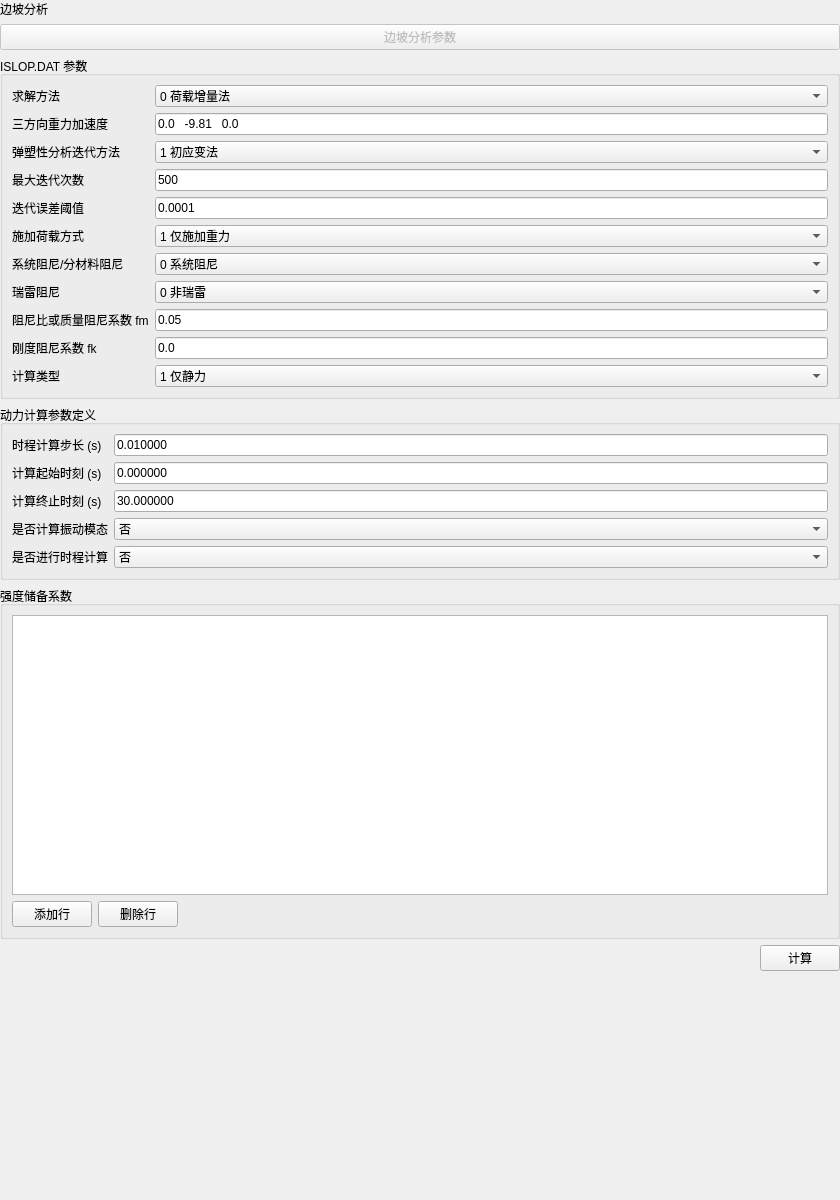
The window that plugins/Base_Slover/SlopeStabilityWidget.ui (asd977/base_cae) describes before a commit, drawn with Qt 5.
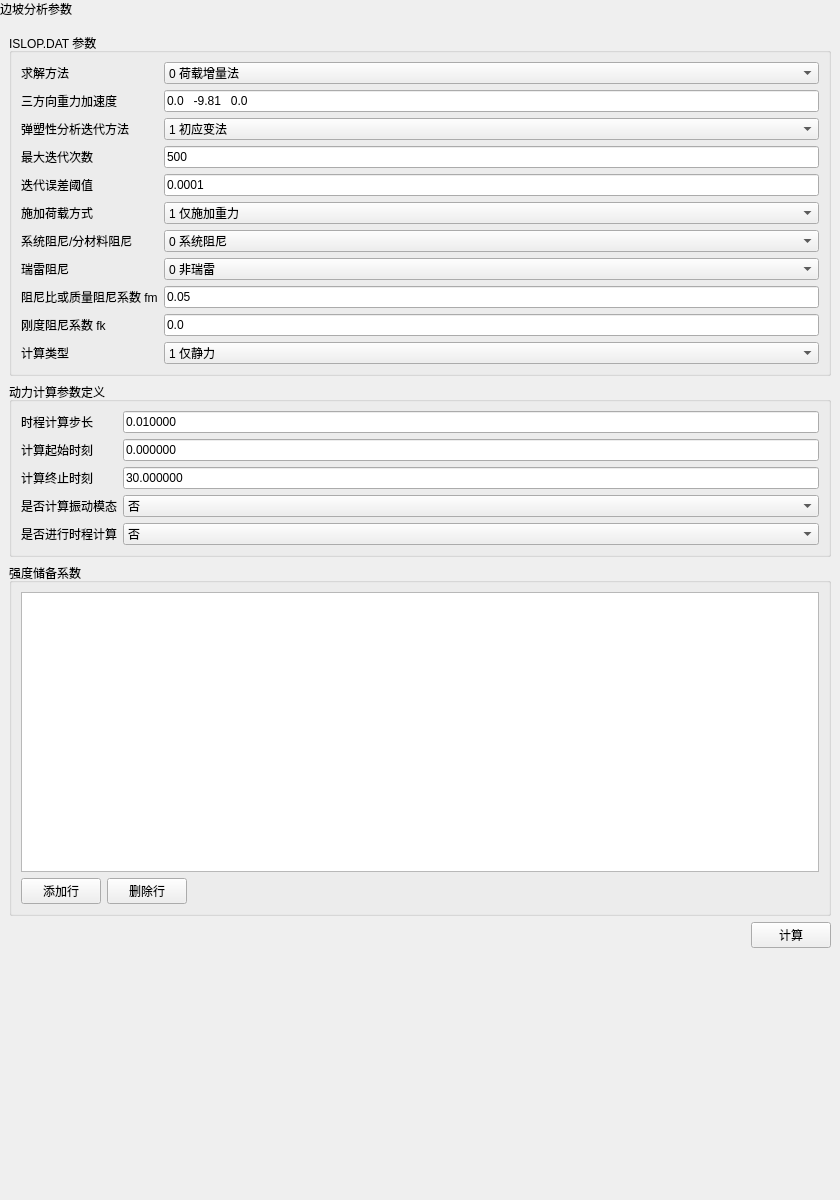
The same window after the commit.

```diff
--- a/plugins/Base_Slover/SlopeStabilityWidget.ui
+++ b/plugins/Base_Slover/SlopeStabilityWidget.ui
@@ -14,77 +14,605 @@
    <string>边坡分析</string>
   </property>
   <layout class="QVBoxLayout" name="verticalLayout">
-   <property name="leftMargin"><number>0</number></property>
-   <property name="topMargin"><number>0</number></property>
-   <property name="rightMargin"><number>0</number></property>
-   <property name="bottomMargin"><number>0</number></property>
-   <item><widget class="QLabel" name="pageNameLabel"><property name="text"><string>边坡分析</string></property></widget></item>
-   <item><widget class="QPushButton" name="sectionTitleButton"><property name="enabled"><bool>false</bool></property><property name="text"><string>边坡分析参数</string></property></widget></item>
+   <property name="leftMargin">
+    <number>0</number>
+   </property>
+   <property name="topMargin">
+    <number>0</number>
+   </property>
+   <property name="rightMargin">
+    <number>0</number>
+   </property>
+   <property name="bottomMargin">
+    <number>0</number>
+   </property>
    <item>
-    <widget class="QGroupBox" name="islopGroup">
-     <property name="title"><string>ISLOP.DAT 参数</string></property>
-     <layout class="QFormLayout" name="formLayout">
-      <item row="2" column="0"><widget class="QLabel" name="label3"><property name="text"><string>求解方法</string></property></widget></item>
-      <item row="2" column="1"><widget class="QComboBox" name="line3Combo"><item><property name="text"><string>0 荷载增量法</string></property></item><item><property name="text"><string>1 强度储备法(降C)</string></property></item><item><property name="text"><string>2 强度储备法(降F)</string></property></item><item><property name="text"><string>3 强度储备法(同时降C/F)</string></property></item><item><property name="text"><string>4 强度储备法(同时降E/C/F)</string></property></item></widget></item>
-      <item row="3" column="0"><widget class="QLabel" name="label4"><property name="text"><string>三方向重力加速度</string></property></widget></item>
-      <item row="3" column="1"><widget class="QLineEdit" name="line4Edit"><property name="text"><string>0.0   -9.81   0.0</string></property></widget></item>
-      <item row="4" column="0"><widget class="QLabel" name="label5"><property name="text"><string>弹塑性分析迭代方法</string></property></widget></item>
-      <item row="4" column="1"><widget class="QComboBox" name="line5Combo"><item><property name="text"><string>1 初应变法</string></property></item><item><property name="text"><string>2 初应力法</string></property></item><item><property name="text"><string>3 变刚度法</string></property></item></widget></item>
-      <item row="5" column="0"><widget class="QLabel" name="label6"><property name="text"><string>最大迭代次数</string></property></widget></item>
-      <item row="5" column="1"><widget class="QLineEdit" name="line6Edit"><property name="text"><string>500</string></property></widget></item>
-      <item row="6" column="0"><widget class="QLabel" name="label7"><property name="text"><string>迭代误差阈值</string></property></widget></item>
-      <item row="6" column="1"><widget class="QLineEdit" name="line7Edit"><property name="text"><string>0.0001</string></property></widget></item>
-      <item row="7" column="0"><widget class="QLabel" name="label8"><property name="text"><string>施加荷载方式</string></property></widget></item>
-      <item row="7" column="1"><widget class="QComboBox" name="line8Combo"><item><property name="text"><string>1 仅施加重力</string></property></item><item><property name="text"><string>2 按 IIWL.DAT 施加</string></property></item></widget></item>
-      <item row="14" column="0"><widget class="QLabel" name="label15"><property name="text"><string>系统阻尼/分材料阻尼</string></property></widget></item>
-      <item row="14" column="1"><widget class="QComboBox" name="line15Combo"><item><property name="text"><string>0 系统阻尼</string></property></item><item><property name="text"><string>1 分材料阻尼</string></property></item></widget></item>
-      <item row="15" column="0"><widget class="QLabel" name="label16"><property name="text"><string>瑞雷阻尼</string></property></widget></item>
-      <item row="15" column="1"><widget class="QComboBox" name="line16Combo"><item><property name="text"><string>0 非瑞雷</string></property></item><item><property name="text"><string>1 瑞雷</string></property></item></widget></item>
-      <item row="16" column="0"><widget class="QLabel" name="label17"><property name="text"><string>阻尼比或质量阻尼系数 fm</string></property></widget></item>
-      <item row="16" column="1"><widget class="QLineEdit" name="line17Edit"><property name="text"><string>0.05</string></property></widget></item>
-      <item row="17" column="0"><widget class="QLabel" name="label18"><property name="text"><string>刚度阻尼系数 fk</string></property></widget></item>
-      <item row="17" column="1"><widget class="QLineEdit" name="line18Edit"><property name="text"><string>0.0</string></property></widget></item>
-      <item row="18" column="0"><widget class="QLabel" name="label19"><property name="text"><string>计算类型</string></property></widget></item>
-      <item row="18" column="1"><widget class="QComboBox" name="line19Combo"><item><property name="text"><string>1 仅静力</string></property></item><item><property name="text"><string>2 仅动力</string></property></item><item><property name="text"><string>3 静力+动力</string></property></item></widget></item>
-     </layout>
+    <widget class="QLabel" name="pageHeaderLabel">
+     <property name="sizePolicy">
+      <sizepolicy hsizetype="Preferred" vsizetype="Fixed">
+       <horstretch>0</horstretch>
+       <verstretch>0</verstretch>
+      </sizepolicy>
+     </property>
+     <property name="text">
+      <string>边坡分析参数</string>
+     </property>
     </widget>
    </item>
    <item>
-    <widget class="QGroupBox" name="dynamicGroup">
-     <property name="title"><string>动力计算参数定义</string></property>
-     <layout class="QFormLayout" name="dynamicForm">
-      <item row="1" column="0"><widget class="QLabel" name="d2"><property name="text"><string>时程计算步长 (s)</string></property></widget></item>
-      <item row="1" column="1"><widget class="QLineEdit" name="dtEdit"><property name="text"><string>0.010000</string></property></widget></item>
-      <item row="2" column="0"><widget class="QLabel" name="d3"><property name="text"><string>计算起始时刻 (s)</string></property></widget></item>
-      <item row="2" column="1"><widget class="QLineEdit" name="tstaEdit"><property name="text"><string>0.000000</string></property></widget></item>
-      <item row="3" column="0"><widget class="QLabel" name="d4"><property name="text"><string>计算终止时刻 (s)</string></property></widget></item>
-      <item row="3" column="1"><widget class="QLineEdit" name="tendEdit"><property name="text"><string>30.000000</string></property></widget></item>
-      <item row="4" column="0"><widget class="QLabel" name="d5"><property name="text"><string>是否计算振动模态</string></property></widget></item>
-      <item row="4" column="1"><widget class="QComboBox" name="ifModeCombo"><item><property name="text"><string>否</string></property></item><item><property name="text"><string>是</string></property></item></widget></item>
-      <item row="5" column="0"><widget class="QLabel" name="d6"><property name="text"><string>是否进行时程计算</string></property></widget></item>
-      <item row="5" column="1"><widget class="QComboBox" name="ifWaveCombo"><item><property name="text"><string>否</string></property></item><item><property name="text"><string>是</string></property></item></widget></item>
-     </layout>
-    </widget>
-   </item>
-   <item>
-    <widget class="QGroupBox" name="reserveGroup">
-     <property name="title"><string>强度储备系数</string></property>
-     <layout class="QVBoxLayout" name="reserveLayout">
-      <item><widget class="QTableWidget" name="strengthReserveTable"><property name="minimumSize"><size><width>0</width><height>280</height></size></property></widget></item>
-      <item>
-       <layout class="QHBoxLayout" name="reserveBtnLayout">
-        <item><widget class="QPushButton" name="addReserveRowBtn"><property name="text"><string>添加行</string></property></widget></item>
-        <item><widget class="QPushButton" name="removeReserveRowBtn"><property name="text"><string>删除行</string></property></widget></item>
-        <item><spacer name="reserveBtnSpacer"><property name="orientation"><enum>Qt::Horizontal</enum></property><property name="sizeHint" stdset="0"><size><width>40</width><height>20</height></size></property></spacer></item>
+    <layout class="QVBoxLayout" name="contentLayout">
+     <property name="leftMargin">
+      <number>9</number>
+     </property>
+     <property name="topMargin">
+      <number>9</number>
+     </property>
+     <property name="rightMargin">
+      <number>9</number>
+     </property>
+     <property name="bottomMargin">
+      <number>9</number>
+     </property>
+     <property name="spacing">
+      <number>6</number>
+     </property>
+     <item>
+      <widget class="QGroupBox" name="islopGroup">
+       <property name="title">
+        <string>ISLOP.DAT 参数</string>
+       </property>
+       <layout class="QFormLayout" name="formLayout">
+        <item row="2" column="0">
+         <widget class="QLabel" name="label3">
+          <property name="text">
+           <string>求解方法</string>
+          </property>
+          <property name="wordWrap">
+           <bool>false</bool>
+          </property>
+         </widget>
+        </item>
+        <item row="2" column="1">
+         <widget class="QComboBox" name="line3Combo">
+          <item>
+           <property name="text">
+            <string>0 荷载增量法</string>
+           </property>
+          </item>
+          <item>
+           <property name="text">
+            <string>1 强度储备法(降C)</string>
+           </property>
+          </item>
+          <item>
+           <property name="text">
+            <string>2 强度储备法(降F)</string>
+           </property>
+          </item>
+          <item>
+           <property name="text">
+            <string>3 强度储备法(同时降C/F)</string>
+           </property>
+          </item>
+          <item>
+           <property name="text">
+            <string>4 强度储备法(同时降E/C/F)</string>
+           </property>
+          </item>
+          <property name="minimumSize">
+           <size>
+            <width>10</width>
+            <height>0</height>
+           </size>
+          </property>
+         </widget>
+        </item>
+        <item row="3" column="0">
+         <widget class="QLabel" name="label4">
+          <property name="text">
+           <string>三方向重力加速度</string>
+          </property>
+          <property name="wordWrap">
+           <bool>false</bool>
+          </property>
+         </widget>
+        </item>
+        <item row="3" column="1">
+         <widget class="QLineEdit" name="line4Edit">
+          <property name="text">
+           <string>0.0   -9.81   0.0</string>
+          </property>
+          <property name="minimumSize">
+           <size>
+            <width>10</width>
+            <height>0</height>
+           </size>
+          </property>
+         </widget>
+        </item>
+        <item row="4" column="0">
+         <widget class="QLabel" name="label5">
+          <property name="text">
+           <string>弹塑性分析迭代方法</string>
+          </property>
+          <property name="wordWrap">
+           <bool>false</bool>
+          </property>
+         </widget>
+        </item>
+        <item row="4" column="1">
+         <widget class="QComboBox" name="line5Combo">
+          <item>
+           <property name="text">
+            <string>1 初应变法</string>
+           </property>
+          </item>
+          <item>
+           <property name="text">
+            <string>2 初应力法</string>
+           </property>
+          </item>
+          <item>
+           <property name="text">
+            <string>3 变刚度法</string>
+           </property>
+          </item>
+          <property name="minimumSize">
+           <size>
+            <width>10</width>
+            <height>0</height>
+           </size>
+          </property>
+         </widget>
+        </item>
+        <item row="5" column="0">
+         <widget class="QLabel" name="label6">
+          <property name="text">
+           <string>最大迭代次数</string>
+          </property>
+          <property name="wordWrap">
+           <bool>false</bool>
+          </property>
+         </widget>
+        </item>
+        <item row="5" column="1">
+         <widget class="QLineEdit" name="line6Edit">
+          <property name="text">
+           <string>500</string>
+          </property>
+          <property name="minimumSize">
+           <size>
+            <width>10</width>
+            <height>0</height>
+           </size>
+          </property>
+         </widget>
+        </item>
+        <item row="6" column="0">
+         <widget class="QLabel" name="label7">
+          <property name="text">
+           <string>迭代误差阈值</string>
+          </property>
+          <property name="wordWrap">
+           <bool>false</bool>
+          </property>
+         </widget>
+        </item>
+        <item row="6" column="1">
+         <widget class="QLineEdit" name="line7Edit">
+          <property name="text">
+           <string>0.0001</string>
+          </property>
+          <property name="minimumSize">
+           <size>
+            <width>10</width>
+            <height>0</height>
+           </size>
+          </property>
+         </widget>
+        </item>
+        <item row="7" column="0">
+         <widget class="QLabel" name="label8">
+          <property name="text">
+           <string>施加荷载方式</string>
+          </property>
+          <property name="wordWrap">
+           <bool>false</bool>
+          </property>
+         </widget>
+        </item>
+        <item row="7" column="1">
+         <widget class="QComboBox" name="line8Combo">
+          <item>
+           <property name="text">
+            <string>1 仅施加重力</string>
+           </property>
+          </item>
+          <item>
+           <property name="text">
+            <string>2 按 IIWL.DAT 施加</string>
+           </property>
+          </item>
+          <property name="minimumSize">
+           <size>
+            <width>10</width>
+            <height>0</height>
+           </size>
+          </property>
+         </widget>
+        </item>
+        <item row="14" column="0">
+         <widget class="QLabel" name="label15">
+          <property name="text">
+           <string>系统阻尼/分材料阻尼</string>
+          </property>
+          <property name="wordWrap">
+           <bool>false</bool>
+          </property>
+         </widget>
+        </item>
+        <item row="14" column="1">
+         <widget class="QComboBox" name="line15Combo">
+          <item>
+           <property name="text">
+            <string>0 系统阻尼</string>
+           </property>
+          </item>
+          <item>
+           <property name="text">
+            <string>1 分材料阻尼</string>
+           </property>
+          </item>
+          <property name="minimumSize">
+           <size>
+            <width>10</width>
+            <height>0</height>
+           </size>
+          </property>
+         </widget>
+        </item>
+        <item row="15" column="0">
+         <widget class="QLabel" name="label16">
+          <property name="text">
+           <string>瑞雷阻尼</string>
+          </property>
+          <property name="wordWrap">
+           <bool>false</bool>
+          </property>
+         </widget>
+        </item>
+        <item row="15" column="1">
+         <widget class="QComboBox" name="line16Combo">
+          <item>
+           <property name="text">
+            <string>0 非瑞雷</string>
+           </property>
+          </item>
+          <item>
+           <property name="text">
+            <string>1 瑞雷</string>
+           </property>
+          </item>
+          <property name="minimumSize">
+           <size>
+            <width>10</width>
+            <height>0</height>
+           </size>
+          </property>
+         </widget>
+        </item>
+        <item row="16" column="0">
+         <widget class="QLabel" name="label17">
+          <property name="text">
+           <string>阻尼比或质量阻尼系数 fm</string>
+          </property>
+          <property name="wordWrap">
+           <bool>false</bool>
+          </property>
+         </widget>
+        </item>
+        <item row="16" column="1">
+         <widget class="QLineEdit" name="line17Edit">
+          <property name="text">
+           <string>0.05</string>
+          </property>
+          <property name="minimumSize">
+           <size>
+            <width>10</width>
+            <height>0</height>
+           </size>
+          </property>
+         </widget>
+        </item>
+        <item row="17" column="0">
+         <widget class="QLabel" name="label18">
+          <property name="text">
+           <string>刚度阻尼系数 fk</string>
+          </property>
+          <property name="wordWrap">
+           <bool>false</bool>
+          </property>
+         </widget>
+        </item>
+        <item row="17" column="1">
+         <widget class="QLineEdit" name="line18Edit">
+          <property name="text">
+           <string>0.0</string>
+          </property>
+          <property name="minimumSize">
+           <size>
+            <width>10</width>
+            <height>0</height>
+           </size>
+          </property>
+         </widget>
+        </item>
+        <item row="18" column="0">
+         <widget class="QLabel" name="label19">
+          <property name="text">
+           <string>计算类型</string>
+          </property>
+          <property name="wordWrap">
+           <bool>false</bool>
+          </property>
+         </widget>
+        </item>
+        <item row="18" column="1">
+         <widget class="QComboBox" name="line19Combo">
+          <item>
+           <property name="text">
+            <string>1 仅静力</string>
+           </property>
+          </item>
+          <item>
+           <property name="text">
+            <string>2 仅动力</string>
+           </property>
+          </item>
+          <item>
+           <property name="text">
+            <string>3 静力+动力</string>
+           </property>
+          </item>
+          <property name="minimumSize">
+           <size>
+            <width>10</width>
+            <height>0</height>
+           </size>
+          </property>
+         </widget>
+        </item>
        </layout>
-      </item>
-     </layout>
-    </widget>
-   </item>
-   <item>
-    <layout class="QHBoxLayout" name="btnLayout">
-     <item><spacer name="horizontalSpacer"><property name="orientation"><enum>Qt::Horizontal</enum></property><property name="sizeHint" stdset="0"><size><width>40</width><height>20</height></size></property></spacer></item>
-     <item><widget class="QPushButton" name="btnCompute"><property name="text"><string>计算</string></property></widget></item>
+      </widget>
+     </item>
+     <item>
+      <widget class="QGroupBox" name="dynamicGroup">
+       <property name="title">
+        <string>动力计算参数定义</string>
+       </property>
+       <layout class="QFormLayout" name="dynamicForm">
+        <item row="1" column="0">
+         <widget class="QLabel" name="d2">
+          <property name="text">
+           <string>时程计算步长</string>
+          </property>
+          <property name="wordWrap">
+           <bool>false</bool>
+          </property>
+         </widget>
+        </item>
+        <item row="1" column="1">
+         <widget class="QLineEdit" name="dtEdit">
+          <property name="text">
+           <string>0.010000</string>
+          </property>
+          <property name="minimumSize">
+           <size>
+            <width>10</width>
+            <height>0</height>
+           </size>
+          </property>
+         </widget>
+        </item>
+        <item row="2" column="0">
+         <widget class="QLabel" name="d3">
+          <property name="text">
+           <string>计算起始时刻</string>
+          </property>
+          <property name="wordWrap">
+           <bool>false</bool>
+          </property>
+         </widget>
+        </item>
+        <item row="2" column="1">
+         <widget class="QLineEdit" name="tstaEdit">
+          <property name="text">
+           <string>0.000000</string>
+          </property>
+          <property name="minimumSize">
+           <size>
+            <width>10</width>
+            <height>0</height>
+           </size>
+          </property>
+         </widget>
+        </item>
+        <item row="3" column="0">
+         <widget class="QLabel" name="d4">
+          <property name="text">
+           <string>计算终止时刻</string>
+          </property>
+          <property name="wordWrap">
+           <bool>false</bool>
+          </property>
+         </widget>
+        </item>
+        <item row="3" column="1">
+         <widget class="QLineEdit" name="tendEdit">
+          <property name="text">
+           <string>30.000000</string>
+          </property>
+          <property name="minimumSize">
+           <size>
+            <width>10</width>
+            <height>0</height>
+           </size>
+          </property>
+         </widget>
+        </item>
+        <item row="4" column="0">
+         <widget class="QLabel" name="d5">
+          <property name="text">
+           <string>是否计算振动模态</string>
+          </property>
+          <property name="wordWrap">
+           <bool>false</bool>
+          </property>
+         </widget>
+        </item>
+        <item row="4" column="1">
+         <widget class="QComboBox" name="ifModeCombo">
+          <item>
+           <property name="text">
+            <string>否</string>
+           </property>
+          </item>
+          <item>
+           <property name="text">
+            <string>是</string>
+           </property>
+          </item>
+          <property name="minimumSize">
+           <size>
+            <width>10</width>
+            <height>0</height>
+           </size>
+          </property>
+         </widget>
+        </item>
+        <item row="5" column="0">
+         <widget class="QLabel" name="d6">
+          <property name="text">
+           <string>是否进行时程计算</string>
+          </property>
+          <property name="wordWrap">
+           <bool>false</bool>
+          </property>
+         </widget>
+        </item>
+        <item row="5" column="1">
+         <widget class="QComboBox" name="ifWaveCombo">
+          <item>
+           <property name="text">
+            <string>否</string>
+           </property>
+          </item>
+          <item>
+           <property name="text">
+            <string>是</string>
+           </property>
+          </item>
+          <property name="minimumSize">
+           <size>
+            <width>10</width>
+            <height>0</height>
+           </size>
+          </property>
+         </widget>
+        </item>
+       </layout>
+      </widget>
+     </item>
+     <item>
+      <widget class="QGroupBox" name="reserveGroup">
+       <property name="title">
+        <string>强度储备系数</string>
+       </property>
+       <layout class="QVBoxLayout" name="reserveLayout">
+        <item>
+         <widget class="QTableWidget" name="strengthReserveTable">
+          <property name="minimumSize">
+           <size>
+            <width>10</width>
+            <height>280</height>
+           </size>
+          </property>
+          <attribute name="horizontalHeaderStretchLastSection">
+           <bool>true</bool>
+          </attribute>
+         </widget>
+        </item>
+        <item>
+         <layout class="QHBoxLayout" name="reserveBtnLayout">
+          <item>
+           <widget class="QPushButton" name="addReserveRowBtn">
+            <property name="text">
+             <string>添加行</string>
+            </property>
+           </widget>
+          </item>
+          <item>
+           <widget class="QPushButton" name="removeReserveRowBtn">
+            <property name="text">
+             <string>删除行</string>
+            </property>
+           </widget>
+          </item>
+          <item>
+           <spacer name="reserveBtnSpacer">
+            <property name="orientation">
+             <enum>Qt::Horizontal</enum>
+            </property>
+            <property name="sizeHint" stdset="0">
+             <size>
+              <width>40</width>
+              <height>20</height>
+             </size>
+            </property>
+           </spacer>
+          </item>
+         </layout>
+        </item>
+       </layout>
+      </widget>
+     </item>
+     <item>
+      <layout class="QHBoxLayout" name="btnLayout">
+       <item>
+        <spacer name="horizontalSpacer">
+         <property name="orientation">
+          <enum>Qt::Horizontal</enum>
+         </property>
+         <property name="sizeHint" stdset="0">
+          <size>
+           <width>40</width>
+           <height>20</height>
+          </size>
+         </property>
+        </spacer>
+       </item>
+       <item>
+        <widget class="QPushButton" name="btnCompute">
+         <property name="text">
+          <string>计算</string>
+         </property>
+        </widget>
+       </item>
+      </layout>
+     </item>
+     <item>
+      <spacer name="verticalSpacer">
+       <property name="orientation">
+        <enum>Qt::Vertical</enum>
+       </property>
+       <property name="sizeHint" stdset="0">
+        <size>
+         <width>20</width>
+         <height>40</height>
+        </size>
+       </property>
+      </spacer>
+     </item>
     </layout>
    </item>
    <item><spacer name="verticalSpacer"><property name="orientation"><enum>Qt::Vertical</enum></property><property name="sizeHint" stdset="0"><size><width>20</width><height>40</height></size></property></spacer></item>
```
Left out of the diff: 1 changed line with no effect on the pictures.
